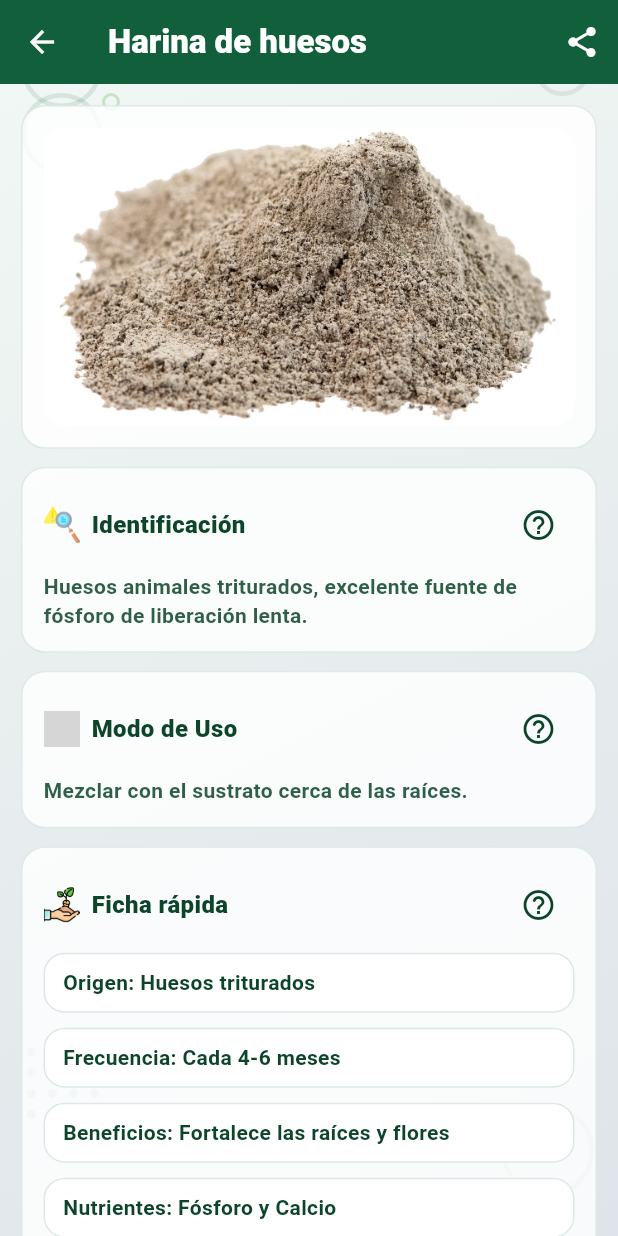
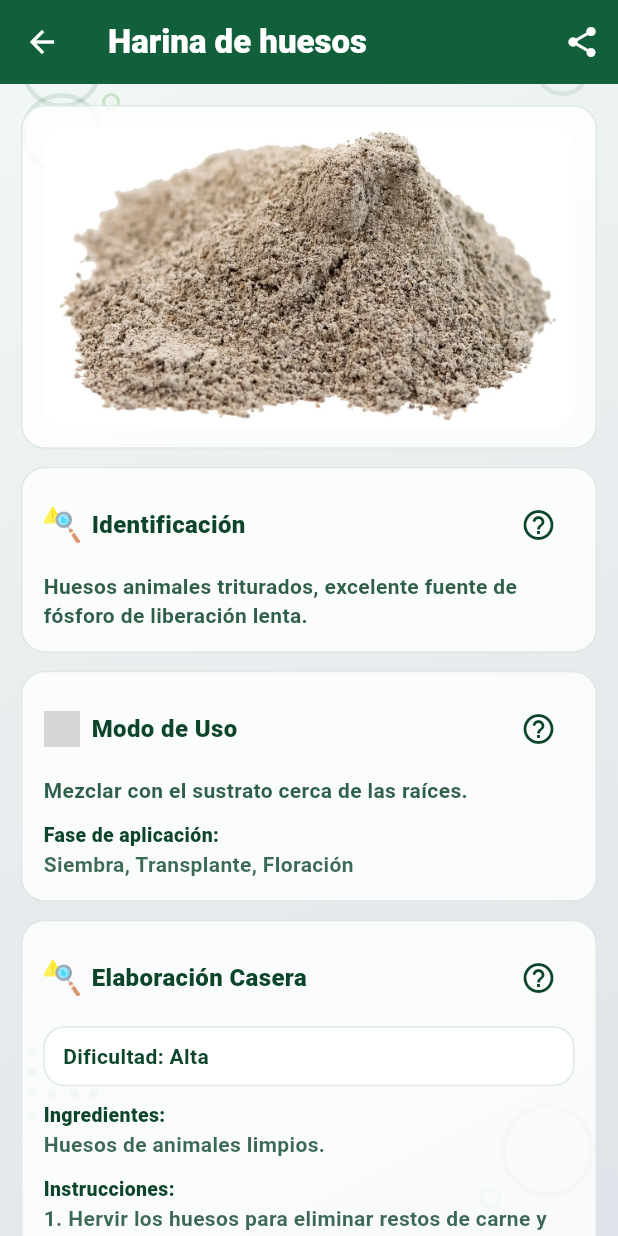
Before and after one commit to hildaalvarado-ux/Ra-ces-Dig-tales, a Flutter app: the FertilizantesPage screen opened directly with empty values, after a tap on "Harina de huesos", on a phone screen of 412 x 824 dp. Run offline on Flutter 3.47's test engine with Material 3 defaults, Android fonts, the phone set to English and light mode, and no system bars; our stand-ins replace drift, file_picker, flutter_local_notifications, image_picker, share_plus, table_calendar and 1 more; accounts and stored records are empty; generated files the repository leaves out were written again; statements that could not run were skipped; grey boxes are pictures that could not be loaded.

Commit message:
feat: add detailed information and homemade guides to fertilizer module
- Updated Fertilizante model with new fields: ingredientes, elaboracion, precauciones, esCasero, dificultad, and faseAplicacion.
- Enriched assets/data/fertilizantes.json with comprehensive data for all catalog items.
- Redesigned FertilizanteDetallePage to display new sections for preparation and precautions.
- Added help text for new fields in HelpDialogs.

Co-authored-by: hildaalvarado-ux <210755048+hildaalvarado-ux@users.noreply.github.com>

```diff
--- a/assets/data/fertilizantes.json
+++ b/assets/data/fertilizantes.json
@@ -5,11 +5,19 @@
     "tipo": "Orgánico",
     "identificacion": "Abono obtenido a partir de la descomposición controlada de materia orgánica.",
     "uso": "Se mezcla con la tierra antes de la siembra o se aplica como cobertura.",
+    "ingredientes": "Residuos vegetales (peladuras de frutas, verduras), restos de poda, hojas secas, cartón sin tinta.",
+    "elaboracion": "1. Alternar capas de materiales secos (hojas, cartón) y húmedos (restos de cocina). 2. Mantener la humedad adecuada (como una esponja escurrida). 3. Voltear periódicamente para oxigenar. 4. Esperar de 3 a 6 meses hasta que tenga olor a tierra de bosque y color oscuro.",
+    "precauciones": "Evitar incluir restos de carne, lácteos, grasas o excrementos de mascotas para evitar malos olores y patógenos.",
+    "esCasero": true,
+    "dificultad": "Media",
+    "faseAplicacion": "Preparación del suelo, Crecimiento",
     "ficha": {
       "Origen": "Residuos vegetales",
       "Frecuencia": "Cada 6 meses",
       "Beneficios": "Mejora la estructura del suelo",
-      "Nutrientes": "Nitrógeno, Fósforo, Potasio"
+      "Nutrientes": "Nitrógeno, Fósforo, Potasio",
+      "Efectividad": "Alta",
+      "Aplicación": "Directa al suelo"
     }
   },
   {
@@ -18,11 +26,19 @@
     "tipo": "Orgánico",
     "identificacion": "Producto de la digestión de lombrices, altamente nutritivo.",
     "uso": "Aplicar directamente en la base de las plantas o mezclar con el sustrato.",
+    "ingredientes": "Materia orgánica pre-compostada, lombrices rojas californianas (Eisenia fetida).",
+    "elaboracion": "1. Disponer de una vermicompostera. 2. Añadir la materia orgánica gradualmente. 3. Las lombrices procesan los restos convirtiéndolos en humus. 4. Cosechar el humus cuando esté oscuro y granulado.",
+    "precauciones": "Controlar el exceso de humedad y evitar alimentos muy ácidos (cítricos en exceso).",
+    "esCasero": true,
+    "dificultad": "Alta",
+    "faseAplicacion": "Transplante, Crecimiento, Floración",
     "ficha": {
       "Origen": "Vermicompostaje",
       "Frecuencia": "Cada 3-4 meses",
       "Beneficios": "Aporta microorganismos benéficos",
-      "Nutrientes": "Alto en nitrógeno"
+      "Nutrientes": "Alto en nitrógeno",
+      "Efectividad": "Muy Alta",
+      "Aplicación": "Base de la planta"
     }
   },
   {
@@ -31,11 +47,19 @@
     "tipo": "Orgánico",
     "identificacion": "Deyecciones animales procesadas y estabilizadas para uso agrícola.",
     "uso": "Incorporar al suelo varias semanas antes de la siembra.",
+    "ingredientes": "Excrementos de animales herbívoros (vaca, oveja, caballo) y paja.",
+    "elaboracion": "1. Amontonar el estiércol fresco. 2. Dejar fermentar y madurar durante al menos 6 meses para eliminar semillas de malezas y patógenos. 3. El producto final debe estar seco y sin olor fuerte a amoníaco.",
+    "precauciones": "No usar estiércol fresco directamente, ya que puede quemar las raíces y transmitir enfermedades.",
+    "esCasero": false,
+    "dificultad": "Media",
+    "faseAplicacion": "Preparación del suelo",
     "ficha": {
       "Origen": "Animal (vaca, oveja, caballo)",
       "Frecuencia": "Anual",
       "Beneficios": "Aporta gran cantidad de materia orgánica",
-      "Nutrientes": "NPK equilibrado"
+      "Nutrientes": "NPK equilibrado",
+      "Efectividad": "Alta",
+      "Aplicación": "Incorporado al suelo"
     }
   },
   {
@@ -44,11 +68,19 @@
     "tipo": "Casero",
     "identificacion": "Líquido rico en potasio elaborado hirviendo cáscaras de plátano.",
     "uso": "Regar las plantas durante la fase de floración y fructificación.",
+    "ingredientes": "4-5 cáscaras de plátano, 1 litro de agua, 2 cucharadas de azúcar (opcional).",
+    "elaboracion": "1. Cortar las cáscaras de plátano en trozos pequeños. 2. Hervirlas en el litro de agua durante 15 minutos. 3. Dejar enfriar y colar. 4. Diluir una parte de este té en cinco partes de agua antes de aplicar.",
+    "precauciones": "No abusar de su uso para no desequilibrar otros nutrientes. Usar preferiblemente en el momento.",
+    "esCasero": true,
+    "dificultad": "Fácil",
+    "faseAplicacion": "Floración, Fructificación",
     "ficha": {
       "Origen": "Cáscaras de plátano",
       "Frecuencia": "Cada 15 días en floración",
       "Beneficios": "Promueve el desarrollo de frutos",
-      "Nutrientes": "Potasio"
+      "Nutrientes": "Potasio",
+      "Efectividad": "Alta",
+      "Aplicación": "Riego"
     }
   },
   {
@@ -57,11 +89,19 @@
     "tipo": "Orgánico",
     "identificacion": "Huesos animales triturados, excelente fuente de fósforo de liberación lenta.",
     "uso": "Mezclar con el sustrato cerca de las raíces.",
+    "ingredientes": "Huesos de animales limpios.",
+    "elaboracion": "1. Hervir los huesos para eliminar restos de carne y grasa. 2. Hornearlos hasta que estén quebradizos. 3. Triturarlos hasta convertirlos en polvo fino.",
+    "precauciones": "Su uso puede atraer a mascotas o animales silvestres. Aplicar bajo tierra.",
+    "esCasero": true,
+    "dificultad": "Alta",
+    "faseAplicacion": "Siembra, Transplante, Floración",
     "ficha": {
       "Origen": "Huesos triturados",
       "Frecuencia": "Cada 4-6 meses",
       "Beneficios": "Fortalece las raíces y flores",
-      "Nutrientes": "Fósforo y Calcio"
+      "Nutrientes": "Fósforo y Calcio",
+      "Efectividad": "Media-Alta",
+      "Aplicación": "Mezclado con sustrato"
     }
   },
   {
@@ -70,11 +110,19 @@
     "tipo": "Orgánico",
     "identificacion": "Residuo de la combustión de madera no tratada.",
     "uso": "Espolvorear ligeramente sobre el suelo (evitar exceso).",
+    "ingredientes": "Madera natural quemada (sin restos de pinturas ni químicos).",
+    "elaboracion": "1. Recolectar la ceniza de la chimenea o barbacoa (solo de madera natural). 2. Tamizar para eliminar trozos grandes de carbón.",
+    "precauciones": "No usar en plantas que prefieren suelos ácidos. Evitar el contacto directo con las hojas.",
+    "esCasero": true,
+    "dificultad": "Muy Fácil",
+    "faseAplicacion": "Crecimiento, Floración",
     "ficha": {
       "Origen": "Madera quemada",
       "Frecuencia": "Puntual",
       "Beneficios": "Neutraliza la acidez del suelo",
-      "Nutrientes": "Potasio y Magnesio"
+      "Nutrientes": "Potasio y Magnesio",
+      "Efectividad": "Media",
+      "Aplicación": "Espolvoreado"
     }
   }
 ]
--- a/lib/datos/fertilizante_detalle.dart
+++ b/lib/datos/fertilizante_detalle.dart
@@ -18,6 +18,12 @@ class Fertilizante {
   final String identificacion;
   final String uso;
   final Map<String, String> ficha;
+  final String ingredientes;
+  final String elaboracion;
+  final String precauciones;
+  final bool esCasero;
+  final String dificultad;
+  final String faseAplicacion;
 
   const Fertilizante({
     this.id,
@@ -28,6 +34,12 @@ class Fertilizante {
     required this.identificacion,
     required this.uso,
     required this.ficha,
+    this.ingredientes = '',
+    this.elaboracion = '',
+    this.precauciones = '',
+    this.esCasero = false,
+    this.dificultad = '',
+    this.faseAplicacion = '',
   });
 
   Map<String, dynamic> toJson() => {
@@ -39,6 +51,12 @@ class Fertilizante {
         'identificacion': identificacion,
         'uso': uso,
         'ficha': ficha,
+        'ingredientes': ingredientes,
+        'elaboracion': elaboracion,
+        'precauciones': precauciones,
+        'esCasero': esCasero,
+        'dificultad': dificultad,
+        'faseAplicacion': faseAplicacion,
       };
 
   static Fertilizante fromJson(Map<String, dynamic> j) {
@@ -56,6 +74,12 @@ class Fertilizante {
       identificacion: (j['identificacion'] ?? '').toString(),
       uso: (j['uso'] ?? '').toString(),
       ficha: ficha,
+      ingredientes: (j['ingredientes'] ?? '').toString(),
+      elaboracion: (j['elaboracion'] ?? '').toString(),
+      precauciones: (j['precauciones'] ?? '').toString(),
+      esCasero: j['esCasero'] ?? false,
+      dificultad: (j['dificultad'] ?? '').toString(),
+      faseAplicacion: (j['faseAplicacion'] ?? '').toString(),
     );
   }
 }
@@ -188,10 +212,53 @@ class FertilizanteDetallePage extends StatelessWidget {
               _DetailCard(
                 icon: 'assets/iconos/siembra.png',
                 title: 'Modo de Uso',
-                onHelp: () => HelpDialogs.show(context, title: 'Modo de Uso', text: 'Cómo aplicar este fertilizante.'),
-                child: Text(fertilizante.uso, style: TextStyle(color: AppColors.greenDarker.withOpacity(0.86), height: 1.35, fontWeight: FontWeight.w600)),
+                onHelp: () => HelpDialogs.show(context, title: 'Modo de Uso', text: 'Cómo aplicar este fertilizante y en qué fase.'),
+                child: Column(
+                  crossAxisAlignment: CrossAxisAlignment.start,
+                  children: [
+                    Text(fertilizante.uso, style: TextStyle(color: AppColors.greenDarker.withOpacity(0.86), height: 1.35, fontWeight: FontWeight.w600)),
+                    if (fertilizante.faseAplicacion.isNotEmpty) ...[
+                      const SizedBox(height: 10),
+                      Text('Fase de aplicación:', style: TextStyle(color: AppColors.greenDarker, fontWeight: FontWeight.w900, fontSize: 13)),
+                      Text(fertilizante.faseAplicacion, style: TextStyle(color: AppColors.greenDarker.withOpacity(0.8), fontWeight: FontWeight.w700)),
+                    ],
+                  ],
+                ),
               ),
               const SizedBox(height: 12),
+              if (fertilizante.esCasero) ...[
+                _DetailCard(
+                  icon: 'assets/iconos/id.png',
+                  title: 'Elaboración Casera',
+                  onHelp: () => HelpDialogs.show(context, title: 'Elaboración', text: 'Instrucciones para crear este fertilizante en casa.'),
+                  child: Column(
+                    crossAxisAlignment: CrossAxisAlignment.start,
+                    children: [
+                      if (fertilizante.dificultad.isNotEmpty)
+                        _InfoRow(label: 'Dificultad', value: fertilizante.dificultad),
+                      if (fertilizante.ingredientes.isNotEmpty) ...[
+                        Text('Ingredientes:', style: TextStyle(color: AppColors.greenDarker, fontWeight: FontWeight.w900, fontSize: 13)),
+                        Text(fertilizante.ingredientes, style: TextStyle(color: AppColors.greenDarker.withOpacity(0.8), fontWeight: FontWeight.w700)),
+                        const SizedBox(height: 10),
+                      ],
+                      if (fertilizante.elaboracion.isNotEmpty) ...[
+                        Text('Instrucciones:', style: TextStyle(color: AppColors.greenDarker, fontWeight: FontWeight.w900, fontSize: 13)),
+                        Text(fertilizante.elaboracion, style: TextStyle(color: AppColors.greenDarker.withOpacity(0.8), fontWeight: FontWeight.w700)),
+                      ],
+                    ],
+                  ),
+                ),
+                const SizedBox(height: 12),
+              ],
+              if (fertilizante.precauciones.isNotEmpty) ...[
+                _DetailCard(
+                  icon: 'assets/iconos/id.png',
+                  title: 'Precauciones',
+                  onHelp: () => HelpDialogs.show(context, title: 'Precauciones', text: 'Advertencias importantes.'),
+                  child: Text(fertilizante.precauciones, style: TextStyle(color: AppColors.greenDarker.withOpacity(0.86), height: 1.35, fontWeight: FontWeight.w600)),
+                ),
+                const SizedBox(height: 12),
+              ],
               _DetailCard(
                 icon: 'assets/iconos/indirecta.png',
                 title: 'Ficha rápida',
--- a/lib/datos/help_dialogs.dart
+++ b/lib/datos/help_dialogs.dart
@@ -38,6 +38,14 @@ class HelpDialogs {
         return 'Ventajas que aporta al suelo o a la planta.';
       case 'Nutrientes':
         return 'Elementos químicos principales que aporta (N-P-K, etc.).';
+      case 'Efectividad':
+        return 'Nivel de respuesta esperado en el cultivo tras su aplicación.';
+      case 'Aplicación':
+        return 'Método específico para suministrar el fertilizante a la planta o suelo.';
+      case 'Elaboración':
+        return 'Pasos detallados para fabricar el fertilizante de manera artesanal.';
+      case 'Precauciones':
+        return 'Medidas de seguridad y advertencias para evitar daños o malos resultados.';
       case 'Gravedad':
         return 'Nivel de daño que puede causar al cultivo si no se controla.';
       case 'Detección':
```
